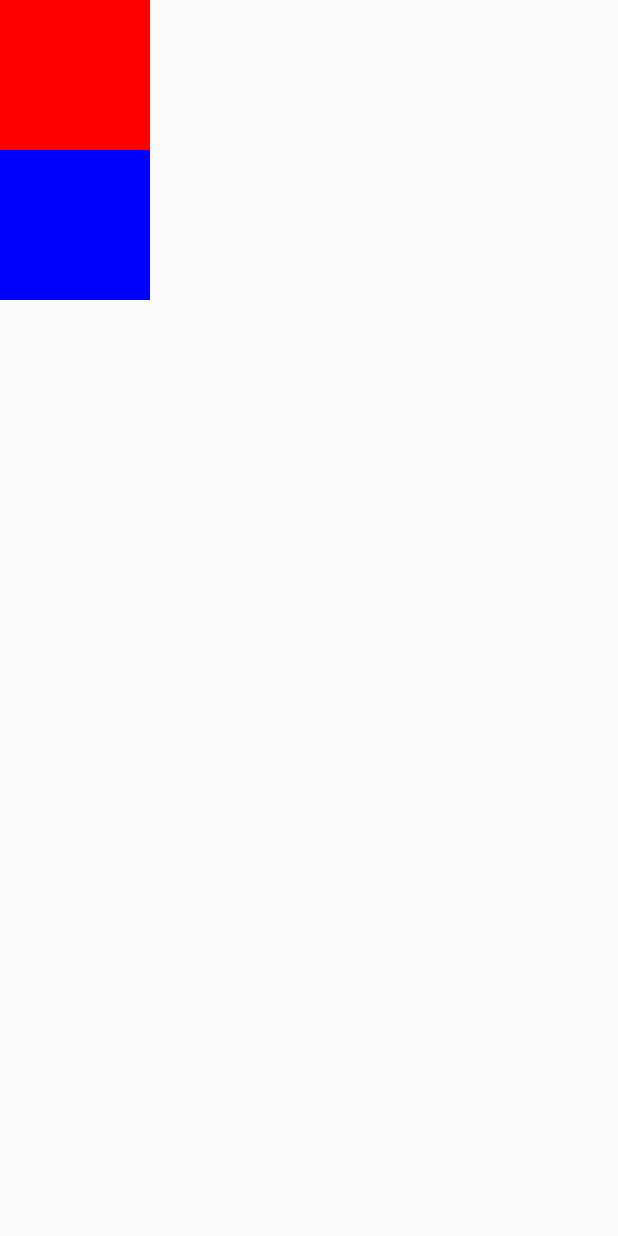
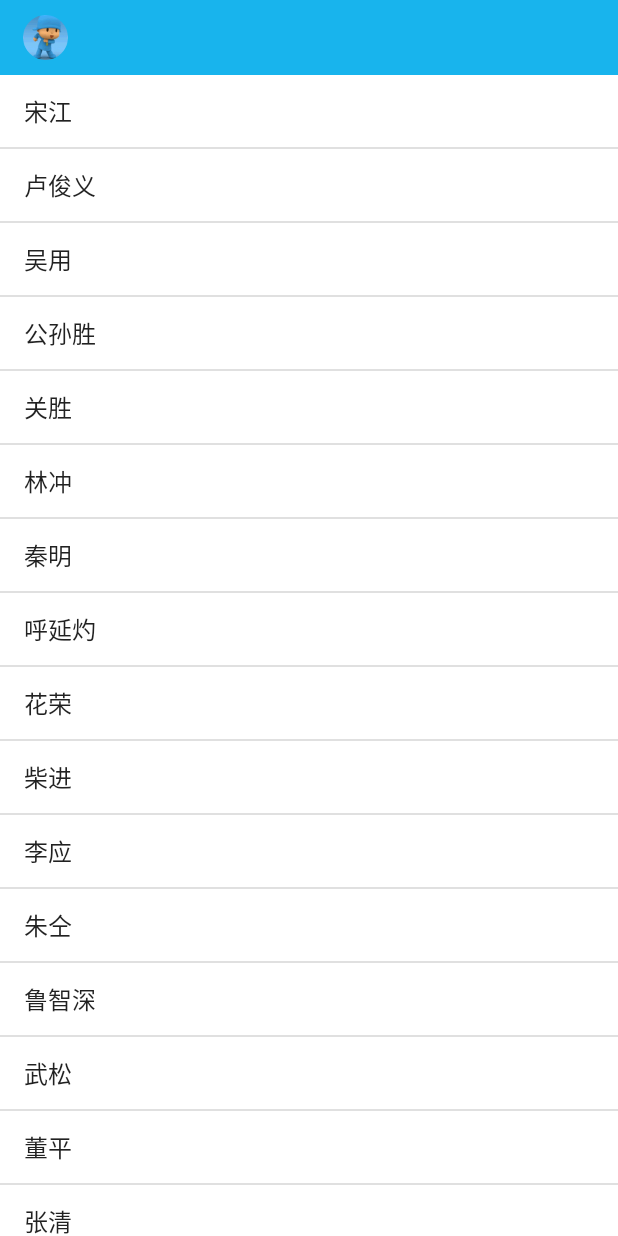
Before and after one commit to SheepYang1993/QQSlidingMenu, an Android app: the screen it shows after launch (TestActivity before the commit, MainActivity after it), on a phone screen of 412 x 824 dp. Run offline under Robolectric (Android 15) with nearby library versions, the phone set to English and light mode, and no system bars; libraries missing offline, so code that uses them is left out: com.nineoldandroids.animation, com.nineoldandroids.view; 6 statements that could not run were skipped.

Commit message:
添加了SlideMenu,MyLinearLayout(menu打开时拦截点击事件)

```diff
--- a/app/src/main/AndroidManifest.xml
+++ b/app/src/main/AndroidManifest.xml
@@ -9,14 +9,14 @@
         android:supportsRtl="true"
         android:theme="@style/AppTheme">
         <activity android:name=".MainActivity">
-        </activity>
-        <activity android:name=".test.TestActivity">
             <intent-filter>
                 <action android:name="android.intent.action.MAIN" />
 
                 <category android:name="android.intent.category.LAUNCHER" />
             </intent-filter>
         </activity>
+        <activity android:name=".test.TestActivity">
+        </activity>
     </application>
 
 </manifest>
--- a/app/src/main/java/com/sheepyang/qqsliddingmenu/MainActivity.java
+++ b/app/src/main/java/com/sheepyang/qqsliddingmenu/MainActivity.java
@@ -1,13 +1,91 @@
 package com.sheepyang.qqsliddingmenu;
 
+import android.graphics.Color;
+import android.os.Bundle;
 import android.support.v7.app.AppCompatActivity;
-import android.os.Bundle;
+import android.view.View;
+import android.view.ViewGroup;
+import android.view.animation.CycleInterpolator;
+import android.widget.ArrayAdapter;
+import android.widget.ImageView;
+import android.widget.ListView;
+import android.widget.TextView;
+
+import com.nineoldandroids.view.ViewHelper;
+import com.nineoldandroids.view.ViewPropertyAnimator;
+import com.sheepyang.qqsliddingmenu.utils.Constant;
+import com.sheepyang.qqsliddingmenu.view.MyLinearLayout;
+import com.sheepyang.qqsliddingmenu.view.SlideMenu;
+
+import java.util.Random;
 
 public class MainActivity extends AppCompatActivity {
-
+    private ListView menu_listview,main_listview;
+    private SlideMenu slideMenu;
+    private ImageView iv_head;
+    private MyLinearLayout my_layout;
     @Override
     protected void onCreate(Bundle savedInstanceState) {
         super.onCreate(savedInstanceState);
+        initView();
+        initData();
+    }
+
+    private void initData() {
+        menu_listview.setAdapter(new ArrayAdapter<String>(this,android.R.layout.simple_list_item_1, Constant.sCheeseStrings){
+            @Override
+            public View getView(int position, View convertView, ViewGroup parent) {
+                TextView textView = (TextView) super.getView(position, convertView, parent);
+                textView.setTextColor(Color.WHITE);
+                return textView;
+            }
+        });
+        main_listview.setAdapter(new ArrayAdapter<String>(this, android.R.layout.simple_list_item_1,Constant.NAMES){
+            @Override
+            public View getView(int position, View convertView, ViewGroup parent) {
+                View view = convertView==null?super.getView(position, convertView, parent):convertView;
+                //先缩小view
+                ViewHelper.setScaleX(view, 0.5f);
+                ViewHelper.setScaleY(view, 0.5f);
+                //以属性动画放大
+                ViewPropertyAnimator.animate(view).scaleX(1).setDuration(350).start();
+                ViewPropertyAnimator.animate(view).scaleY(1).setDuration(350).start();
+                return view;
+            }
+        });
+
+
+        slideMenu.setOnDragStateChangeListener(new SlideMenu.OnDragStateChangeListener() {
+            @Override
+            public void onOpen() {
+//				Log.e("tag", "onOpen");
+                menu_listview.smoothScrollToPosition(new Random().nextInt(menu_listview.getCount()));
+            }
+            @Override
+            public void onDraging(float fraction) {
+//				Log.e("tag", "onDraging fraction:"+fraction);
+                ViewHelper.setAlpha(iv_head,1-fraction);
+            }
+            @Override
+            public void onClose() {
+//				Log.e("tag", "onClose");
+                ViewPropertyAnimator.animate(iv_head).translationXBy(15)
+                        .setInterpolator(new CycleInterpolator(2))
+                        .setDuration(300)
+                        .start();
+            }
+        });
+
+        my_layout.setSlideMenu(slideMenu);
+    }
+
+    private void initView() {
+        getSupportActionBar().hide();
         setContentView(R.layout.activity_main);
+        menu_listview = (ListView) findViewById(R.id.menu_listview);
+        main_listview = (ListView) findViewById(R.id.main_listview);
+        slideMenu = (SlideMenu) findViewById(R.id.slideMenu);
+        iv_head = (ImageView) findViewById(R.id.iv_head);
+        my_layout = (MyLinearLayout) findViewById(R.id.my_layout);
     }
 }
--- a/app/src/main/java/com/sheepyang/qqsliddingmenu/ColorUtil.java
+++ b/app/src/main/java/com/sheepyang/qqsliddingmenu/utils/ColorUtil.java
@@ -1,4 +1,4 @@
-package com.sheepyang.qqsliddingmenu;
+package com.sheepyang.qqsliddingmenu.utils;
 
 public class ColorUtil {
 	public static Object evaluateColor(float fraction, Object startValue,
--- /dev/null
+++ b/app/src/main/java/com/sheepyang/qqsliddingmenu/utils/Constant.java
@@ -0,0 +1,26 @@
+package com.sheepyang.qqsliddingmenu.utils;
+
+public interface Constant {
+	public static final String[] sCheeseStrings = {
+        "Abbaye de Belloc", "Abbaye du Mont des Cats", "Abertam", "Abondance", "Ackawi",
+        "Acorn", "Adelost", "Affidelice au Chablis", "Afuega'l Pitu", "Airag", "Airedale",
+        "Aisy Cendre", "Allgauer Emmentaler", "Alverca", "Ambert", "American Cheese",
+        "Ami du Chambertin", "Anejo Enchilado", "Anneau du Vic-Bilh", "Anthoriro", "Appenzell",
+        "Aragon", "Ardi Gasna", "Ardrahan", "Armenian String", "Aromes au Gene de Marc",
+        "Cougar Gold", "Coulommiers", "Coverdale", "Crayeux de Roncq", "Cream Cheese",
+        "Cream Havarti", "Crema Agria", "Crema Mexicana", "Creme Fraiche", "Crescenza",
+        "Croghan", "Crottin de Chavignol", "Crottin du Chavignol", "Crowdie", "Crowley",
+        "Zamorano", "Zanetti Grana Padano", "Zanetti Parmigiano Reggiano"
+};
+
+public static final String[] NAMES = new String[] { "宋江", "卢俊义", "吴用",
+		"公孙胜", "关胜", "林冲", "秦明", "呼延灼", "花荣", "柴进", "李应", "朱仝", "鲁智深",
+		"武松", "董平", "张清", "杨志", "徐宁", "索超", "戴宗", "刘唐", "李逵", "史进", "穆弘",
+		"雷横", "李俊", "阮小二", "张横", "阮小五", " 张顺", "阮小七", "杨雄", "石秀", "解珍",
+		" 解宝", "燕青", "朱武", "黄信", "孙立", "宣赞", "郝思文", "韩滔", "彭玘", "单廷珪",
+		"魏定国", "萧让", "裴宣", "欧鹏", "邓飞", " 燕顺", "杨林", "凌振", "蒋敬", "吕方",
+		"郭 盛", "安道全", "皇甫端", "王英", "扈三娘", "鲍旭", "樊瑞", "孔明", "孔亮", "项充",
+		"李衮", "金大坚", "马麟", "童威", "童猛", "孟康", "侯健", "陈达", "杨春", "郑天寿",
+		"陶宗旺", "宋清", "乐和", "龚旺", "丁得孙", "穆春", "曹正", "宋万", "杜迁", "薛永", "施恩",
+		 };
+}
--- a/app/src/main/java/com/sheepyang/qqsliddingmenu/test/DragLayout.java
+++ b/app/src/main/java/com/sheepyang/qqsliddingmenu/view/DragLayout.java
@@ -1,4 +1,4 @@
-package com.sheepyang.qqsliddingmenu.test;
+package com.sheepyang.qqsliddingmenu.view;
 
 
 import android.content.Context;
@@ -12,7 +12,7 @@ import android.view.View;
 import android.widget.FrameLayout;
 
 import com.nineoldandroids.view.ViewHelper;
-import com.sheepyang.qqsliddingmenu.ColorUtil;
+import com.sheepyang.qqsliddingmenu.utils.ColorUtil;
 
 public class DragLayout extends FrameLayout {
 	private View redView;// 红孩子
--- /dev/null
+++ b/app/src/main/java/com/sheepyang/qqsliddingmenu/view/SlideMenu.java
@@ -0,0 +1,236 @@
+package com.sheepyang.qqsliddingmenu.view;
+
+import android.content.Context;
+import android.graphics.Color;
+import android.graphics.PorterDuff.Mode;
+import android.support.v4.view.ViewCompat;
+import android.support.v4.widget.ViewDragHelper;
+import android.util.AttributeSet;
+import android.view.MotionEvent;
+import android.view.View;
+import android.widget.FrameLayout;
+
+import com.nineoldandroids.animation.FloatEvaluator;
+import com.nineoldandroids.animation.IntEvaluator;
+import com.nineoldandroids.view.ViewHelper;
+import com.sheepyang.qqsliddingmenu.utils.ColorUtil;
+
+public class SlideMenu extends FrameLayout{
+
+	private View menuView;//菜单的view
+	private View mainView;//主界面的view
+	private ViewDragHelper viewDragHelper;
+	private int width;
+	private float dragRange;//拖拽范围
+	private FloatEvaluator floatEvaluator;//float的计算器
+	private IntEvaluator intEvaluator;//int的计算器
+	public SlideMenu(Context context, AttributeSet attrs, int defStyle) {
+		super(context, attrs, defStyle);
+		init();
+	}
+	public SlideMenu(Context context, AttributeSet attrs) {
+		super(context, attrs);
+		init();
+	}
+	public SlideMenu(Context context) {
+		super(context);
+		init();
+	}
+
+	//定义状态常量
+	enum DragState{
+		Open,Close;
+	}
+	private DragState currentState = DragState.Close;//当前SlideMenu的状态默认是关闭的
+
+	private void init(){
+		viewDragHelper = ViewDragHelper.create(this, callback);
+		floatEvaluator = new FloatEvaluator();
+		intEvaluator = new IntEvaluator();
+	}
+	/**
+	 * 获取当前的状态
+	 * @return
+	 */
+	public DragState getCurrentState(){
+		return currentState;
+	}
+
+	@Override
+	protected void onFinishInflate() {
+		super.onFinishInflate();
+		//简单的异常处理
+		if(getChildCount()!=2){
+			throw new IllegalArgumentException("SlideMenu only have 2 children!");
+		}
+		menuView = getChildAt(0);
+		mainView = getChildAt(1);
+	}
+	/**
+	 * 该方法在onMeasure执行完之后执行，那么可以在该方法中初始化自己和子View的宽高
+	 */
+	@Override
+	protected void onSizeChanged(int w, int h, int oldw, int oldh) {
+		super.onSizeChanged(w, h, oldw, oldh);
+		width = getMeasuredWidth();
+		dragRange = width*0.6f;
+	}
+
+	@Override
+	public boolean onInterceptTouchEvent(MotionEvent ev) {
+		return viewDragHelper.shouldInterceptTouchEvent(ev);
+	}
+	@Override
+	public boolean onTouchEvent(MotionEvent event) {
+		viewDragHelper.processTouchEvent(event);
+		return true;
+	}
+
+	private ViewDragHelper.Callback callback = new ViewDragHelper.Callback() {
+		/**
+		 * 用于判断是否捕获当前child的触摸事件
+		 * child: 当前触摸的子View
+		 * return: true:就捕获并解析 false：不处理
+		 */
+		@Override
+		public boolean tryCaptureView(View child, int pointerId) {
+			return child==menuView || child==mainView;
+		}
+		/**
+		 * 获取view水平方向的拖拽范围,但是目前不能限制边界,返回的值目前用在手指抬起的时候view缓慢移动的动画世界的计算上面;
+		 * 最好不要返回0
+		 */
+		public int getViewHorizontalDragRange(View child) {
+			return (int) dragRange;
+		}
+		/**
+		 * 控制child在水平方向的移动 left:
+		 * 表示ViewDragHelper认为你想让当前child的left改变的值,left=chile.getLeft()+dx dx:
+		 * 本次child水平方向移动的距离 return: 表示你真正想让child的left变成的值
+		 */
+		public int clampViewPositionHorizontal(View child, int left, int dx) {
+			if(child==mainView){
+				if(left<0)left=0;//限制mainView的左边
+				if(left>dragRange)left=(int) dragRange;//限制mainView的右边
+			}
+			return left;
+		}
+		/**
+		 * 控制child在垂直方向的移动 top:
+		 * 表示ViewDragHelper认为你想让当前child的top改变的值,top=chile.getTop()+dy dy:
+		 * 本次child垂直方向移动的距离 return: 表示你真正想让child的top变成的值
+		 */
+		public void onViewPositionChanged(View changedView, int left, int top, int dx, int dy) {
+			if(changedView==menuView){
+				//固定住menuView
+				menuView.layout(0, 0, menuView.getMeasuredWidth(),menuView.getMeasuredHeight());
+				//让mainView移动起来
+				int newLeft = mainView.getLeft()+dx;
+				if(newLeft<0)newLeft=0;//限制mainView的左边
+				if(newLeft>dragRange)newLeft=(int) dragRange;//限制mainView的右边
+				mainView.layout(newLeft,mainView.getTop()+dy,newLeft+mainView.getMeasuredWidth(),mainView.getBottom()+dy);
+			}
+
+			//1.计算滑动的百分比
+			float fraction = mainView.getLeft()/dragRange;
+			//2.执行伴随动画
+			executeAnim(fraction);
+			//3.更改状态，回调listener的方法
+			if(fraction==0 && currentState!=DragState.Close){
+				//更改状态为关闭，并回调关闭的方法
+				currentState = DragState.Close;
+				if(listener!=null)listener.onClose();
+			}else if (fraction==1f && currentState!=DragState.Open) {
+				//更改状态为打开，并回调打开的方法
+				currentState = DragState.Open;
+				if(listener!=null)listener.onOpen();
+			}
+			//将drag的fraction暴漏给外界
+			if(listener!=null){
+				listener.onDraging(fraction);
+			}
+		}
+		/**
+		 * 当child的位置改变的时候执行,一般用来做其他子View的伴随移动 changedView：位置改变的child
+		 * left：child当前最新的left top: child当前最新的top dx: 本次水平移动的距离 dy: 本次垂直移动的距离
+		 */
+		public void onViewReleased(View releasedChild, float xvel, float yvel) {
+			if(mainView.getLeft()<dragRange/2){
+				//在左半边
+				close();
+			}else {
+				//在右半边
+				open();
+			}
+
+			//处理用户的稍微滑动
+			if(xvel>200 && currentState!=DragState.Open){
+				open();
+			}else if (xvel<-200 && currentState!=DragState.Close) {
+				close();
+			}
+		}
+	};
+	/**
+	 * 打开菜单
+	 */
+	public void close() {
+		viewDragHelper.smoothSlideViewTo(mainView,0,mainView.getTop());
+		ViewCompat.postInvalidateOnAnimation(SlideMenu.this);
+	}
+	/**
+	 * 打开菜单
+	 */
+	public void open() {
+		viewDragHelper.smoothSlideViewTo(mainView,(int) dragRange,mainView.getTop());
+		ViewCompat.postInvalidateOnAnimation(SlideMenu.this);
+	}
+	/**
+	 * 执行伴随动画
+	 * @param fraction
+	 */
+	private void executeAnim(float fraction){
+		//fraction:0-1
+		//缩小mainView
+//		float scaleValue = 0.8f+0.2f*(1-fraction);//1-0.8f
+		ViewHelper.setScaleX(mainView, floatEvaluator.evaluate(fraction,1f,0.8f));
+		ViewHelper.setScaleY(mainView, floatEvaluator.evaluate(fraction,1f,0.8f));
+		//移动menuView
+		ViewHelper.setTranslationX(menuView,intEvaluator.evaluate(fraction,-menuView.getMeasuredWidth()/2,0));
+		//放大menuView
+		ViewHelper.setScaleX(menuView,floatEvaluator.evaluate(fraction,0.5f,1f));
+		ViewHelper.setScaleY(menuView,floatEvaluator.evaluate(fraction,0.5f,1f));
+		//改变menuView的透明度
+		ViewHelper.setAlpha(menuView,floatEvaluator.evaluate(fraction,0.3f,1f));
+
+		//给SlideMenu的背景添加黑色的遮罩效果
+		getBackground().setColorFilter((Integer) ColorUtil.evaluateColor(fraction,Color.BLACK,Color.TRANSPARENT),Mode.SRC_OVER);
+	}
+
+	public void computeScroll() {
+		if(viewDragHelper.continueSettling(true)){
+			ViewCompat.postInvalidateOnAnimation(SlideMenu.this);
+		}
+	};
+
+	private OnDragStateChangeListener listener;
+	public void setOnDragStateChangeListener(OnDragStateChangeListener listener){
+		this.listener = listener;
+	}
+
+	public interface OnDragStateChangeListener{
+		/**
+		 * 打开的回调
+		 */
+		void onOpen();
+		/**
+		 * 关闭的回调
+		 */
+		void onClose();
+		/**
+		 * 正在拖拽中的回调
+		 */
+		void onDraging(float fraction);
+	}
+
+}
--- a/app/src/main/res/layout/activity_main.xml
+++ b/app/src/main/res/layout/activity_main.xml
@@ -1,16 +1,13 @@
-<?xml version="1.0" encoding="utf-8"?>
-<RelativeLayout xmlns:android="http://schemas.android.com/apk/res/android"
+<com.sheepyang.qqsliddingmenu.view.SlideMenu xmlns:android="http://schemas.android.com/apk/res/android"
     xmlns:tools="http://schemas.android.com/tools"
     android:layout_width="match_parent"
     android:layout_height="match_parent"
-    android:paddingBottom="@dimen/activity_vertical_margin"
-    android:paddingLeft="@dimen/activity_horizontal_margin"
-    android:paddingRight="@dimen/activity_horizontal_margin"
-    android:paddingTop="@dimen/activity_vertical_margin"
-    tools:context="com.sheepyang.qqsliddingmenu.MainActivity">
+    android:id="@+id/slideMenu"
+    android:background="@drawable/bg">
 
-    <TextView
-        android:layout_width="wrap_content"
-        android:layout_height="wrap_content"
-        android:text="Hello World!" />
-</RelativeLayout>
+    <!-- 菜单的布局 -->
+    <include layout="@layout/layout_menu"/>
+    <!-- 主界面的布局 -->
+    <include layout="@layout/layout_main"/>
+
+</com.sheepyang.qqsliddingmenu.view.SlideMenu>
--- a/app/src/main/res/layout/activity_test.xml
+++ b/app/src/main/res/layout/activity_test.xml
@@ -4,7 +4,7 @@
     android:layout_height="match_parent"
     android:orientation="vertical" >
 
-    <com.sheepyang.qqsliddingmenu.test.DragLayout
+    <com.sheepyang.qqsliddingmenu.view.DragLayout
         android:layout_width="match_parent"
         android:layout_height="match_parent" >
 
@@ -17,6 +17,6 @@
             android:layout_height="@dimen/width"
             android:background="#0000ff" />
 
-    </com.sheepyang.qqsliddingmenu.test.DragLayout>
+    </com.sheepyang.qqsliddingmenu.view.DragLayout>
 
 </LinearLayout>
--- /dev/null
+++ b/app/src/main/res/layout/layout_main.xml
@@ -0,0 +1,28 @@
+<?xml version="1.0" encoding="utf-8"?>
+<com.sheepyang.qqsliddingmenu.view.MyLinearLayout xmlns:android="http://schemas.android.com/apk/res/android"
+    android:layout_width="match_parent"
+    android:layout_height="match_parent"
+    android:id="@+id/my_layout"
+    android:background="#ffffff"
+    android:orientation="vertical" >
+
+    <RelativeLayout
+        android:layout_width="match_parent"
+        android:layout_height="50dp"
+        android:background="#18B4ED" >
+
+        <ImageView
+            android:layout_width="30dp"
+            android:layout_marginLeft="15dp"
+            android:id="@+id/iv_head"
+            android:layout_height="30dp"
+            android:layout_centerVertical="true"
+            android:background="@drawable/head" />
+    </RelativeLayout>
+
+    <ListView android:layout_width="match_parent"
+        android:layout_height="match_parent"
+        android:id="@+id/main_listview"
+        android:listSelector="@android:color/transparent"></ListView>
+
+</com.sheepyang.qqsliddingmenu.view.MyLinearLayout>
```
Also changed, not shown: app/src/main/java/com/sheepyang/qqsliddingmenu/view/MyLinearLayout.java (added, +51 -0 lines), app/src/main/res/layout/layout_menu.xml (added, +22 -0 lines), app/src/main/res/drawable-xhdpi/bg.png (added), app/src/main/res/drawable-xhdpi/head.png (added).
